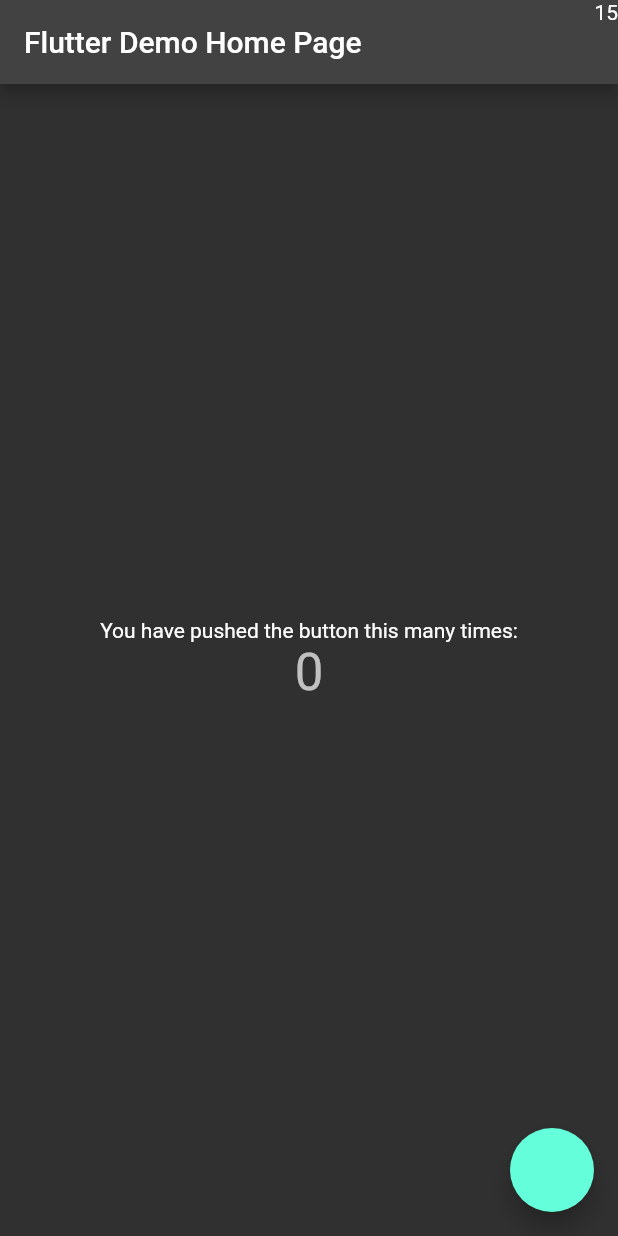
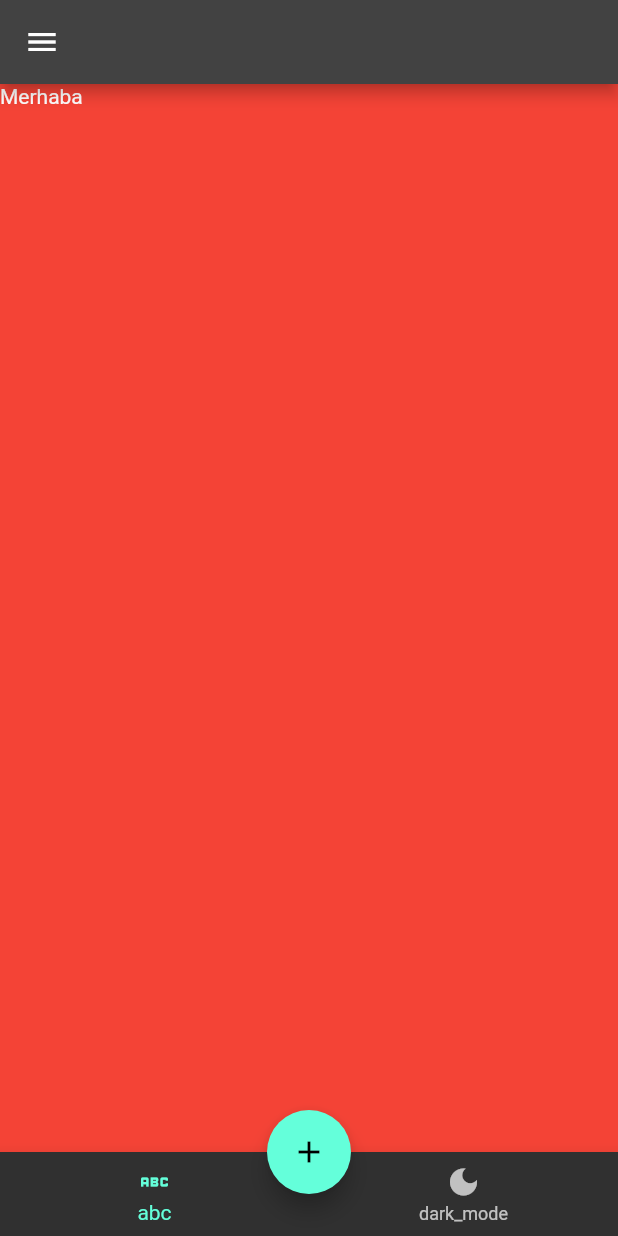
Before and after one commit to ahmethakanyldrm/flutter_learn, a Flutter app: the screen it shows after launch, on a phone screen of 412 x 824 dp. Run offline on Flutter 3.47's test engine with Material 2 defaults, Android fonts, the phone set to English and light mode, and no system bars.

Commit message:
Container-SizedBox-Scaffold-Text widgetlarıyla çalışıldı.

```diff
--- /dev/null
+++ b/lib/101/scaffold_learn.dart
@@ -0,0 +1,27 @@
+import 'package:flutter/material.dart';
+
+class ScaffoldLearn extends StatelessWidget {
+  const ScaffoldLearn({super.key});
+
+  @override
+  Widget build(BuildContext context) {
+    return Scaffold(
+      appBar: AppBar(),
+      body: Text("Merhaba"),
+      backgroundColor: Colors.red,
+      floatingActionButton: FloatingActionButton(
+        onPressed: () {},
+        child: Icon(Icons.add),
+      ),
+      floatingActionButtonLocation: FloatingActionButtonLocation.centerDocked,
+      drawer: Drawer(),
+      bottomNavigationBar: BottomNavigationBar(
+        items: [
+          BottomNavigationBarItem(icon: Icon(Icons.abc), label: "abc"),
+          BottomNavigationBarItem(
+              icon: Icon(Icons.dark_mode), label: "dark_mode"),
+        ],
+      ),
+    );
+  }
+}
--- a/lib/main.dart
+++ b/lib/main.dart
@@ -1,4 +1,8 @@
 import 'package:flutter/material.dart';
+import 'package:flutter_learn/101/container_sized_box_learn.dart';
+import 'package:flutter_learn/101/text_learn.dart';
+
+import '101/scaffold_learn.dart';
 
 void main() {
   runApp(const MyApp());
@@ -12,67 +16,65 @@ class MyApp extends StatelessWidget {
     return MaterialApp(
       debugShowCheckedModeBanner: false,
       title: 'Veli Dayı',
+
       theme: ThemeData.dark(),
       //(
 
       // colorScheme: ColorScheme.fromSeed(seedColor: Colors.deepOrangeAccent),
       // useMaterial3: true,
       // ),
-      home: const MyHomePage(
-        title: 'Flutter Demo Home Page',
-        money: 15,
-      ),
+      home: ScaffoldLearn(),
     );
   }
 }
 
-class MyHomePage extends StatefulWidget {
-  const MyHomePage({super.key, required this.title, required this.money});
+// class MyHomePage extends StatefulWidget {
+//   const MyHomePage({super.key, required this.title, required this.money});
 
-  final String title;
-  final int money;
+//   final String title;
+//   final int money;
 
-  @override
-  State<MyHomePage> createState() => _MyHomePageState();
-}
+//   @override
+//   State<MyHomePage> createState() => _MyHomePageState();
+// }
 
-class _MyHomePageState extends State<MyHomePage> {
-  int _counter = 0;
+// class _MyHomePageState extends State<MyHomePage> {
+//   int _counter = 0;
 
-  void _incrementCounter() {
-    setState(() {
-      _counter++;
-    });
-  }
+//   void _incrementCounter() {
+//     setState(() {
+//       _counter++;
+//     });
+//   }
 
-  @override
-  Widget build(BuildContext context) {
-    return Scaffold(
-      appBar: AppBar(
-        //backgroundColor: Theme.of(context).colorScheme.inversePrimary,
-        title: Text(widget.title),
-        actions: [
-          Text(widget.money.toString()),
-        ],
-      ),
-      body: Center(
-        child: Column(
-          mainAxisAlignment: MainAxisAlignment.center,
-          children: <Widget>[
-            const Text(
-              'You have pushed the button this many times:',
-            ),
-            Text(
-              '$_counter',
-              style: Theme.of(context).textTheme.headlineMedium,
-            ),
-          ],
-        ),
-      ),
-      floatingActionButton: FloatingActionButton(
-        onPressed: _incrementCounter,
-        tooltip: 'Increment',
-      ),
-    );
-  }
-}
+//   @override
+//   Widget build(BuildContext context) {
+//     return Scaffold(
+//       appBar: AppBar(
+//         //backgroundColor: Theme.of(context).colorScheme.inversePrimary,
+//         title: Text(widget.title),
+//         actions: [
+//           Text(widget.money.toString()),
+//         ],
+//       ),
+//       body: Center(
+//         child: Column(
+//           mainAxisAlignment: MainAxisAlignment.center,
+//           children: <Widget>[
+//             const Text(
+//               'You have pushed the button this many times:',
+//             ),
+//             Text(
+//               '$_counter',
+//               style: Theme.of(context).textTheme.headlineMedium,
+//             ),
+//           ],
+//         ),
+//       ),
+//       floatingActionButton: FloatingActionButton(
+//         onPressed: _incrementCounter,
+//         tooltip: 'Increment',
+//       ),
+//     );
+//   }
+// }
```
Also changed, not shown: lib/101/container_sized_box_learn.dart (added, +54 -0 lines), lib/101/text_learn.dart (added, +48 -0 lines).
